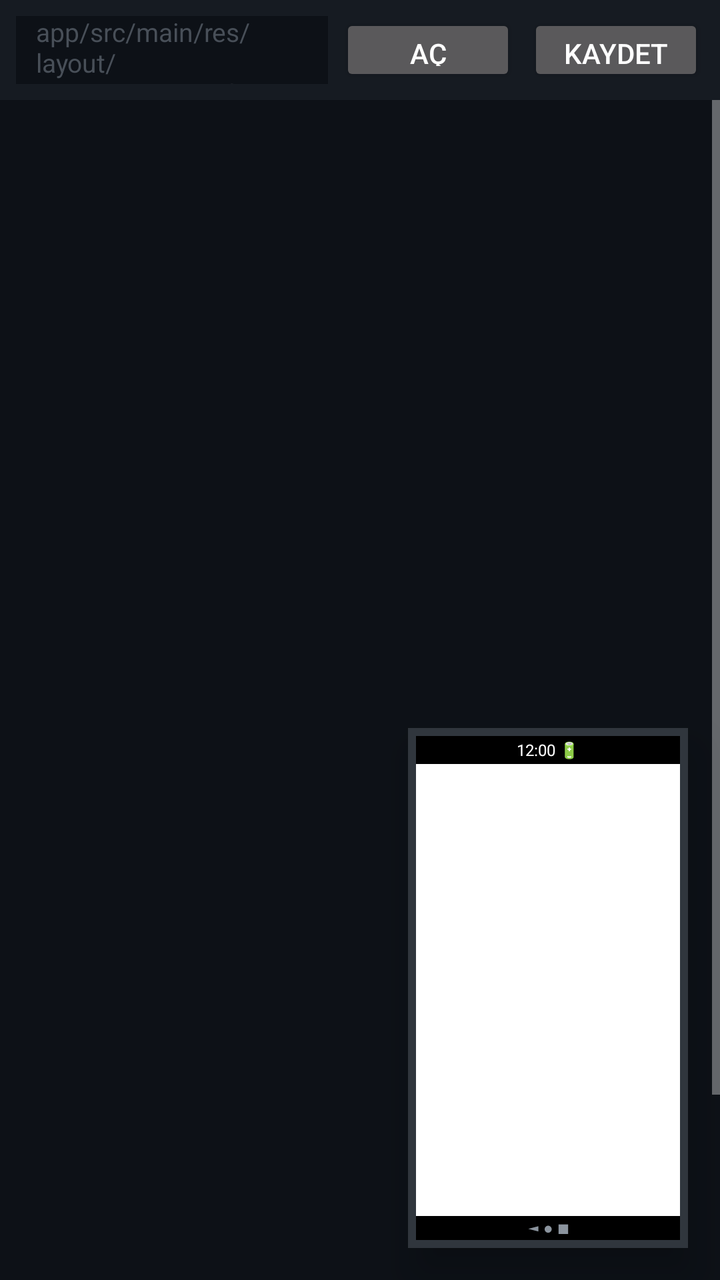
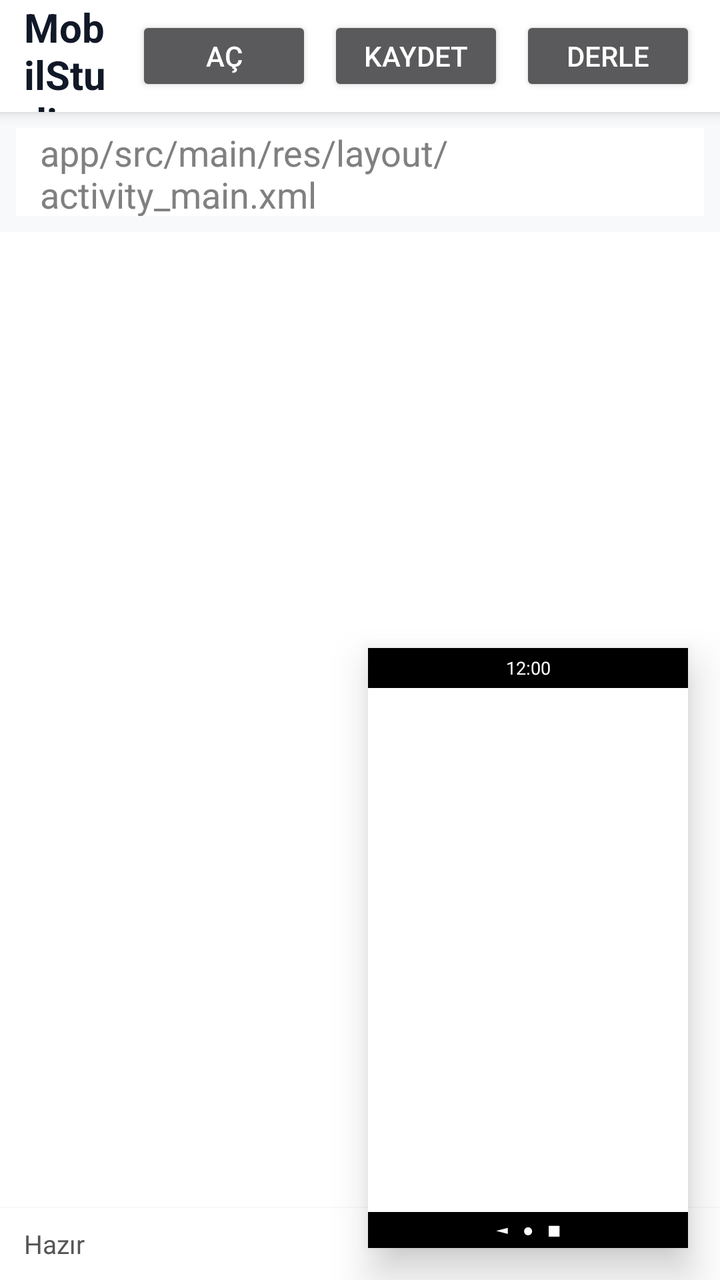

The first picture is an Android layout as it rendered before a commit; the second is the same layout after the commit. The layout source and the unified diff follow.
<!-- AndroidManifest.xml: application theme Theme.AppCompat.NoActionBar -->
<!-- res/layout/activity_editor.xml -->
<?xml version="1.0" encoding="utf-8"?>
<RelativeLayout xmlns:android="http://schemas.android.com/apk/res/android"
    android:id="@+id/editorRootLayout"
    android:layout_width="match_parent"
    android:layout_height="match_parent"
    android:background="#0D1117">

    <LinearLayout
        android:id="@+id/pathBar"
        android:layout_width="match_parent"
        android:layout_height="50dp"
        android:background="#161B22"
        android:gravity="center_vertical"
        android:orientation="horizontal"
        android:padding="8dp">

        <EditText
            android:id="@+id/etFilePath"
            android:layout_width="0dp"
            android:layout_height="36dp"
            android:layout_weight="1"
            android:background="#0D1117"
            android:hint="app/src/main/res/layout/activity_main.xml"
            android:paddingHorizontal="10dp"
            android:textColor="#C9D1D9"
            android:textColorHint="#484F58"
            android:textSize="13sp"/>

        <Button
            android:id="@+id/btnOpen"
            android:layout_width="wrap_content"
            android:layout_height="36dp"
            android:layout_marginStart="6dp"
            android:text="Aç"/>

        <Button
            android:id="@+id/btnSave"
            android:layout_width="wrap_content"
            android:layout_height="36dp"
            android:layout_marginStart="6dp"
            android:text="Kaydet"/>

    </LinearLayout>

    <ScrollView
        android:layout_width="match_parent"
        android:layout_height="match_parent"
        android:layout_below="@id/pathBar"
        android:fillViewport="true">

        <EditText
            android:id="@+id/etCode"
            android:layout_width="match_parent"
            android:layout_height="wrap_content"
            android:background="@null"
            android:fontFamily="monospace"
            android:gravity="top|start"
            android:inputType="textMultiLine|textNoSuggestions"
            android:minHeight="700dp"
            android:padding="16dp"
            android:textColor="#E6EDF3"
            android:textSize="14sp"/>

    </ScrollView>

    <LinearLayout
        android:id="@+id/floatingPreview"
        android:layout_width="140dp"
        android:layout_height="260dp"
        android:layout_alignParentBottom="true"
        android:layout_alignParentEnd="true"
        android:layout_margin="16dp"
        android:background="#30363D"
        android:elevation="12dp"
        android:orientation="vertical"
        android:padding="4dp">

        <TextView
            android:layout_width="match_parent"
            android:layout_height="14dp"
            android:background="#000000"
            android:gravity="center"
            android:text="12:00 🔋"
            android:textColor="#FFFFFF"
            android:textSize="8sp"/>

        <FrameLayout
            android:id="@+id/phoneCanvas"
            android:layout_width="match_parent"
            android:layout_height="0dp"
            android:layout_weight="1"
            android:background="#FFFFFF"/>

        <TextView
            android:layout_width="match_parent"
            android:layout_height="12dp"
            android:background="#000000"
            android:gravity="center"
            android:text="◄ ● ■"
            android:textColor="#8B949E"
            android:textSize="8sp"/>

    </LinearLayout>

</RelativeLayout>
<!-- resources referenced by this layout -->
<resources>

</resources>

<!-- the commit's change to res/layout/activity_editor.xml (unified diff, before → after) -->
@@ -3,86 +3,113 @@
     android:id="@+id/editorRootLayout"
     android:layout_width="match_parent"
     android:layout_height="match_parent"
-    android:background="#0D1117">
+    android:background="#F8F9FA">
+
+    
 
     <LinearLayout
-        android:id="@+id/pathBar"
+        android:id="@+id/topBar"
         android:layout_width="match_parent"
-        android:layout_height="50dp"
-        android:background="#161B22"
+        android:layout_height="56dp"
+        android:background="#FFFFFF"
+        android:elevation="4dp"
         android:gravity="center_vertical"
         android:orientation="horizontal"
-        android:padding="8dp">
+        android:paddingStart="12dp"
+        android:paddingEnd="12dp">
 
-        <EditText
-            android:id="@+id/etFilePath"
+        <TextView
             android:layout_width="0dp"
-            android:layout_height="36dp"
+            android:layout_height="wrap_content"
             android:layout_weight="1"
-            android:background="#0D1117"
-            android:hint="app/src/main/res/layout/activity_main.xml"
-            android:paddingHorizontal="10dp"
-            android:textColor="#C9D1D9"
-            android:textColorHint="#484F58"
-            android:textSize="13sp"/>
+            android:text="MobilStudio IDE"
+            android:textColor="#111827"
+            android:textSize="20sp"
+            android:textStyle="bold"/>
 
         <Button
             android:id="@+id/btnOpen"
             android:layout_width="wrap_content"
-            android:layout_height="36dp"
-            android:layout_marginStart="6dp"
+            android:layout_height="40dp"
             android:text="Aç"/>
 
         <Button
             android:id="@+id/btnSave"
             android:layout_width="wrap_content"
-            android:layout_height="36dp"
-            android:layout_marginStart="6dp"
+            android:layout_height="40dp"
+            android:layout_marginStart="8dp"
             android:text="Kaydet"/>
+
+        <Button
+            android:id="@+id/btnBuild"
+            android:layout_width="wrap_content"
+            android:layout_height="40dp"
+            android:layout_marginStart="8dp"
+            android:text="Derle"/>
 
     </LinearLayout>
 
+    
+
+    <EditText
+        android:id="@+id/etFilePath"
+        android:layout_width="match_parent"
+        android:layout_height="44dp"
+        android:layout_below="@id/topBar"
+        android:layout_margin="8dp"
+        android:background="#FFFFFF"
+        android:hint="app/src/main/res/layout/activity_main.xml"
+        android:paddingStart="12dp"
+        android:paddingEnd="12dp"
+        android:textColor="#111827"
+        android:textColorHint="#808080"/>
+
+    
+
     <ScrollView
+        android:id="@+id/codeScroll"
         android:layout_width="match_parent"
         android:layout_height="match_parent"
-        android:layout_below="@id/pathBar"
+        android:layout_below="@id/etFilePath"
+        android:layout_above="@id/statusBar"
         android:fillViewport="true">
 
         <EditText
             android:id="@+id/etCode"
             android:layout_width="match_parent"
             android:layout_height="wrap_content"
-            android:background="@null"
+            android:background="#FFFFFF"
             android:fontFamily="monospace"
             android:gravity="top|start"
             android:inputType="textMultiLine|textNoSuggestions"
-            android:minHeight="700dp"
+            android:minHeight="1000dp"
             android:padding="16dp"
-            android:textColor="#E6EDF3"
+            android:textColor="#111827"
             android:textSize="14sp"/>
 
     </ScrollView>
 
+    
+
     <LinearLayout
         android:id="@+id/floatingPreview"
-        android:layout_width="140dp"
-        android:layout_height="260dp"
+        android:layout_width="160dp"
+        android:layout_height="300dp"
         android:layout_alignParentBottom="true"
         android:layout_alignParentEnd="true"
         android:layout_margin="16dp"
-        android:background="#30363D"
+        android:background="#FFFFFF"
         android:elevation="12dp"
-        android:orientation="vertical"
-        android:padding="4dp">
+        android:orientation="vertical">
 
         <TextView
             android:layout_width="match_parent"
-            android:layout_height="14dp"
+            android:layout_height="20dp"
             android:background="#000000"
             android:gravity="center"
-            android:text="12:00 🔋"
+            android:text="12:00"
             android:textColor="#FFFFFF"
-            android:textSize="8sp"/>
+            android:textSize="9sp"/>
 
         <FrameLayout
             android:id="@+id/phoneCanvas"
@@ -93,12 +120,35 @@
 
         <TextView
             android:layout_width="match_parent"
-            android:layout_height="12dp"
+            android:layout_height="18dp"
             android:background="#000000"
             android:gravity="center"
-            android:text="◄ ● ■"
-            android:textColor="#8B949E"
-            android:textSize="8sp"/>
+            android:text="◄   ●   ■"
+            android:textColor="#FFFFFF"
+            android:textSize="9sp"/>
+
+    </LinearLayout>
+
+    
+
+    <LinearLayout
+        android:id="@+id/statusBar"
+        android:layout_width="match_parent"
+        android:layout_height="36dp"
+        android:layout_alignParentBottom="true"
+        android:background="#FFFFFF"
+        android:elevation="3dp"
+        android:gravity="center_vertical"
+        android:orientation="horizontal"
+        android:paddingStart="12dp">
+
+        <TextView
+            android:id="@+id/txtStatus"
+            android:layout_width="wrap_content"
+            android:layout_height="wrap_content"
+            android:text="Hazır"
+            android:textColor="#555555"
+            android:textSize="13sp"/>
 
     </LinearLayout>
 
